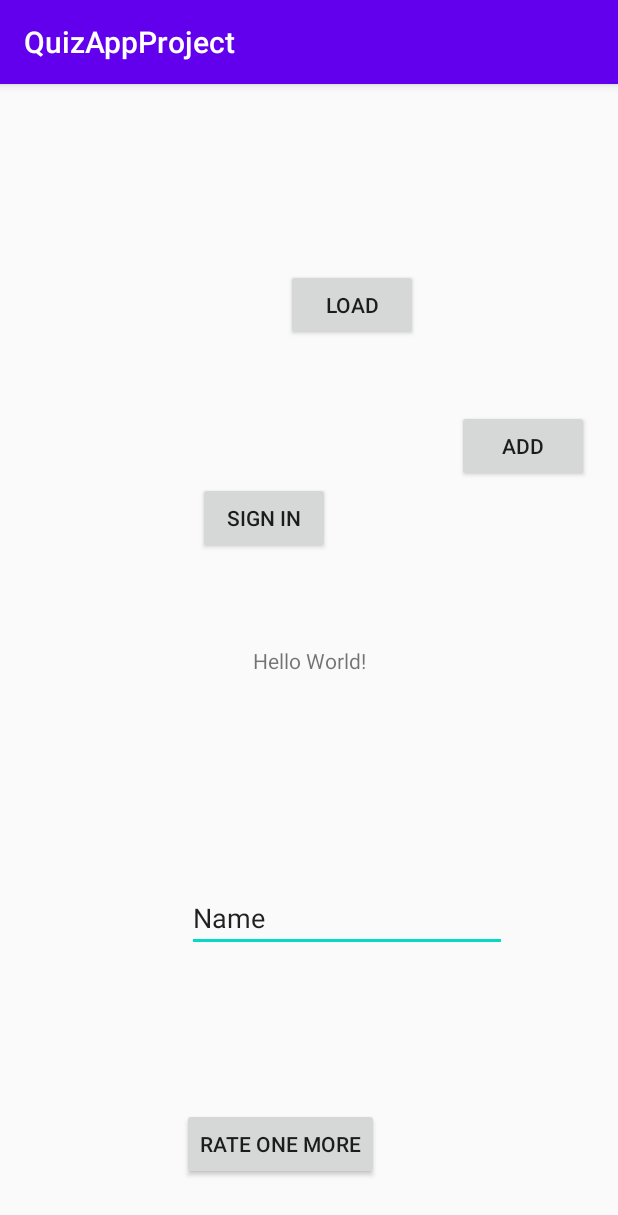
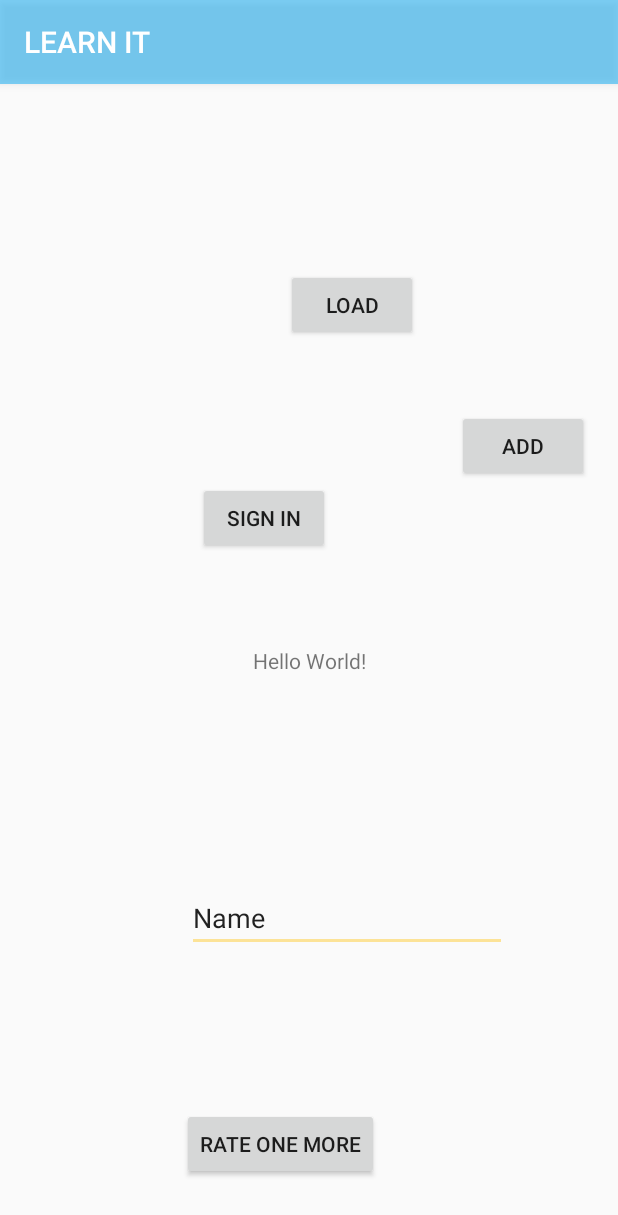
Before and after one commit to MagmaMusen/QuizApp, an Android app: the screen it shows after launch (SignInActivity), on a phone screen of 412 x 824 dp. Shown: the top 1215 px of the screen. Run offline under Robolectric (Android 15) with nearby library versions, the phone set to English and light mode, and no system bars; our stand-ins replace Firebase (no records; nobody signed in at launch, a user with empty details on screens opened directly); libraries missing offline, so code that uses them is left out: com.firebase.ui.

Commit message:
Added custom icon and colourscheme

```diff
--- a/app/src/main/res/mipmap-anydpi-v26/ic_launcher.xml
+++ b/app/src/main/res/mipmap-anydpi-v26/ic_launcher.xml
@@ -1,5 +1,5 @@
 <?xml version="1.0" encoding="utf-8"?>
 <adaptive-icon xmlns:android="http://schemas.android.com/apk/res/android">
-    <background android:drawable="@drawable/ic_launcher_background" />
-    <foreground android:drawable="@drawable/ic_launcher_foreground" />
+    <background android:drawable="@color/ic_launcher_background"/>
+    <foreground android:drawable="@drawable/ic_launcher_foreground"/>
 </adaptive-icon>
--- a/app/src/main/res/mipmap-anydpi-v26/ic_launcher_round.xml
+++ b/app/src/main/res/mipmap-anydpi-v26/ic_launcher_round.xml
@@ -1,5 +1,5 @@
 <?xml version="1.0" encoding="utf-8"?>
 <adaptive-icon xmlns:android="http://schemas.android.com/apk/res/android">
-    <background android:drawable="@drawable/ic_launcher_background" />
-    <foreground android:drawable="@drawable/ic_launcher_foreground" />
+    <background android:drawable="@color/ic_launcher_background"/>
+    <foreground android:drawable="@drawable/ic_launcher_foreground"/>
 </adaptive-icon>
--- a/app/src/main/res/values/colors.xml
+++ b/app/src/main/res/values/colors.xml
@@ -1,6 +1,6 @@
 <?xml version="1.0" encoding="utf-8"?>
 <resources>
-    <color name="colorPrimary">#6200EE</color>
-    <color name="colorPrimaryDark">#3700B3</color>
-    <color name="colorAccent">#03DAC5</color>
+    <color name="colorPrimary">#7E03A9F4</color>
+    <color name="colorPrimaryDark">#2196F3</color>
+    <color name="colorAccent">#68FFC107</color>
 </resources>
--- /dev/null
+++ b/app/src/main/res/values/ic_launcher_background.xml
@@ -0,0 +1,4 @@
+<?xml version="1.0" encoding="utf-8"?>
+<resources>
+    <color name="ic_launcher_background">#8FDBFF</color>
+</resources>
--- a/app/src/main/res/values/strings.xml
+++ b/app/src/main/res/values/strings.xml
@@ -1,5 +1,5 @@
 <resources>
-    <string name="app_name">QuizAppProject</string>
+    <string name="app_name">LEARN IT</string>
     <string name="edtUsername">Username</string>
     <string name="edtPassword">Password</string>
     <string name="btnLogin">Login</string>
```
Also changed, not shown: app/src/main/res/drawable/ic_launcher_foreground.xml (added, +18 -0 lines), app/src/main/ic_launcher-playstore.png (added), app/src/main/res/mipmap-hdpi/ic_launcher.png, app/src/main/res/mipmap-hdpi/ic_launcher_round.png, app/src/main/res/mipmap-mdpi/ic_launcher.png, app/src/main/res/mipmap-mdpi/ic_launcher_round.png, app/src/main/res/mipmap-xhdpi/ic_launcher.png, app/src/main/res/mipmap-xhdpi/ic_launcher_round.png, app/src/main/res/mipmap-xxhdpi/ic_launcher.png, app/src/main/res/mipmap-xxhdpi/ic_launcher_round.png, app/src/main/res/mipmap-xxxhdpi/ic_launcher.png, app/src/main/res/mipmap-xxxhdpi/ic_launcher_round.png.
